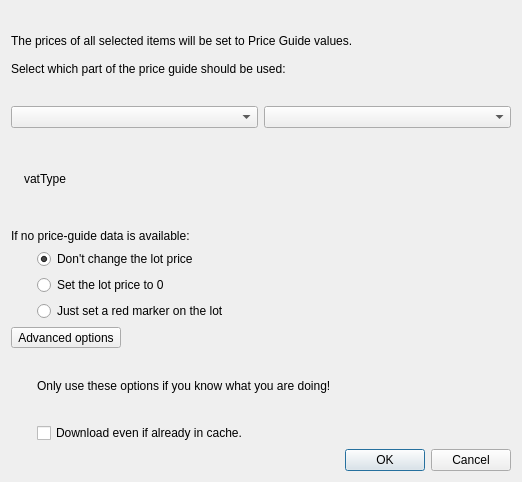
This is src/desktop/settopriceguidedialog.ui in rgriebl/brickstore as Qt 5 draws it before an edit. The edited form follows.
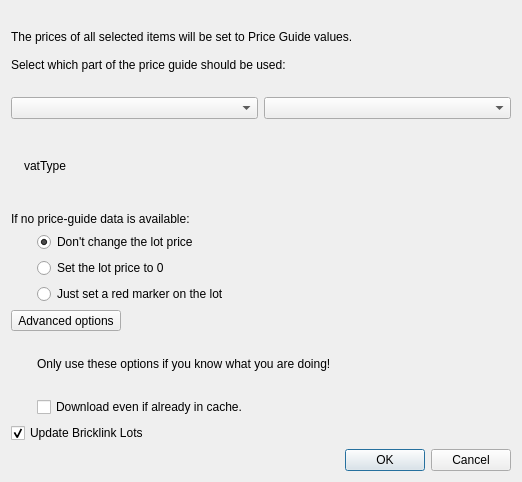
This is the edited form. Custom widgets are drawn as their Qt base class.

Commit message: update the bricklink lots quantity at the same time as the price

```diff
--- a/src/desktop/settopriceguidedialog.ui
+++ b/src/desktop/settopriceguidedialog.ui
@@ -129,6 +129,16 @@
      </layout>
     </widget>
    </item>
+   <item>
+    <widget class="QCheckBox" name="w_updateBricklinkLots">
+     <property name="text">
+      <string>Update Bricklink Lots</string>
+     </property>
+     <property name="checked">
+      <bool>true</bool>
+     </property>
+    </widget>
+   </item>
    <item>
     <widget class="QDialogButtonBox" name="w_buttons">
      <property name="orientation">
```
Left out of the diff: 4 changed lines with no effect on the pictures. The commit also changes 13 other files.
